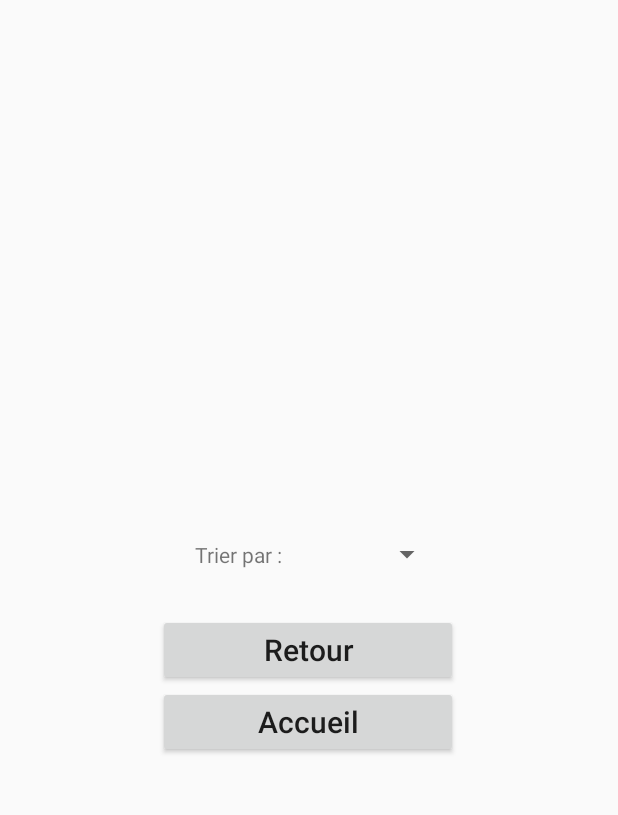
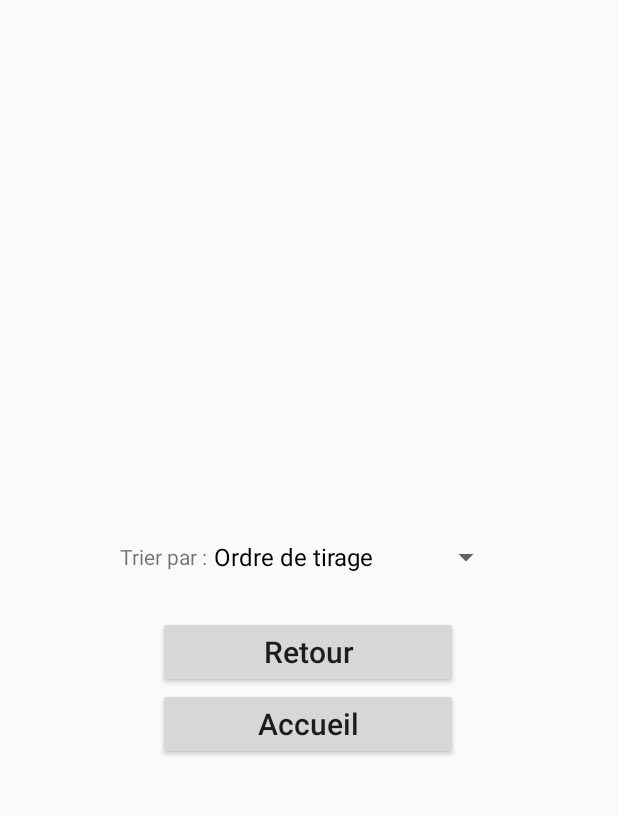
Before and after one commit to alexandreBoy/LotoQuinote, an Android app: the DrawListActivity screen opened directly, with no data from a screen before it, on a phone screen of 412 x 824 dp, the part 195-1010 px from its top. Run offline under Robolectric (Android 15) with nearby library versions, the phone set to English and light mode, and no system bars; Roboto replaces fonts that are not available here; 2 statements that could not run were skipped.

Commit message:
Remplissage du Spinner avec les choix de tri

```diff
--- a/app/src/main/java/com/alexandre/boyer/lotoquinote/controller/DrawListActivity.java
+++ b/app/src/main/java/com/alexandre/boyer/lotoquinote/controller/DrawListActivity.java
@@ -13,6 +13,8 @@ import android.view.ViewGroup;
 import android.widget.ArrayAdapter;
 import android.widget.Button;
 import android.widget.GridView;
+import android.widget.Spinner;
+import android.widget.SpinnerAdapter;
 import android.widget.TextView;
 
 import com.alexandre.boyer.lotoquinote.R;
@@ -26,6 +28,7 @@ public class DrawListActivity extends AppCompatActivity
 {
     private Button mBackButton;
     private Button mHomeButton;
+    private Spinner mSpinner;
     private Tirage mDraw = new Tirage();
 
     @Override
@@ -36,6 +39,7 @@ public class DrawListActivity extends AppCompatActivity
 
         mBackButton = findViewById(R.id.drawListBackButton);
         mHomeButton = findViewById(R.id.drawListHomeButton);
+        mSpinner = findViewById(R.id.drawListSpinner);
 
         GridView gv = (GridView) findViewById(R.id.drawListGridView);
 
@@ -70,5 +74,9 @@ public class DrawListActivity extends AppCompatActivity
 
         ArrayAdapter<Number> gridViewArrayAdapter = new ArrayAdapter<Number>(this, android.R.layout.simple_list_item_1, mDraw.getDraw());
         gv.setAdapter(gridViewArrayAdapter);
+
+        ArrayAdapter<CharSequence> spinnerAdapter = ArrayAdapter.createFromResource(this, R.array.sort_array, android.R.layout.simple_spinner_dropdown_item);
+        spinnerAdapter.setDropDownViewResource(android.R.layout.simple_spinner_dropdown_item);
+        mSpinner.setAdapter(spinnerAdapter);
     }
 }
--- a/app/src/main/res/layout/activity_draw_list.xml
+++ b/app/src/main/res/layout/activity_draw_list.xml
@@ -49,26 +49,52 @@
         android:orientation="vertical"
         app:layout_constraintGuide_begin="350dp" />
 
+    <androidx.constraintlayout.widget.Guideline
+        android:id="@+id/drawListGuideline3"
+        android:layout_width="wrap_content"
+        android:layout_height="wrap_content"
+        android:orientation="vertical"
+        app:layout_constraintGuide_begin="70dp" />
+
+    <androidx.constraintlayout.widget.Guideline
+        android:id="@+id/drawListGuideline4"
+        android:layout_width="wrap_content"
+        android:layout_height="wrap_content"
+        android:orientation="vertical"
+        app:layout_constraintGuide_begin="320dp" />
+
+    <androidx.constraintlayout.widget.Guideline
+        android:id="@+id/drawListGuideline5"
+        android:layout_width="wrap_content"
+        android:layout_height="wrap_content"
+        android:orientation="horizontal"
+        app:layout_constraintGuide_begin="410dp" />
+
+    <androidx.constraintlayout.widget.Guideline
+        android:id="@+id/drawListGuideline6"
+        android:layout_width="wrap_content"
+        android:layout_height="wrap_content"
+        android:orientation="horizontal"
+        app:layout_constraintGuide_begin="460dp" />
+
 
     <TextView
         android:id="@+id/drawListSortText"
         android:layout_width="wrap_content"
         android:layout_height="wrap_content"
         android:text="@string/drawListSort"
-        android:layout_marginTop="30dp"
-        android:layout_marginStart="80dp"
-        android:layout_marginLeft="80dp"
-        app:layout_constraintTop_toBottomOf="@+id/drawListGridView"
-        app:layout_constraintLeft_toLeftOf="@+id/drawListGuideline1"/>
+        app:layout_constraintTop_toBottomOf="@+id/drawListGuideline5"
+        app:layout_constraintBottom_toTopOf="@+id/drawListGuideline6"
+        app:layout_constraintLeft_toLeftOf="@+id/drawListGuideline3"/>
 
     <Spinner
         android:id="@+id/drawListSpinner"
-        android:layout_width="100dp"
+        android:layout_width="200dp"
         android:layout_height="wrap_content"
-        android:layout_marginTop="27dp"
-        app:layout_constraintTop_toBottomOf="@+id/drawListGridView"
-        app:layout_constraintLeft_toLeftOf="@+id/drawListSortText"
-        app:layout_constraintRight_toRightOf="@+id/drawListGuideline2" />
+        app:layout_constraintTop_toBottomOf="@+id/drawListGuideline5"
+        app:layout_constraintBottom_toTopOf="@+id/drawListGuideline6"
+        app:layout_constraintLeft_toRightOf="@+id/drawListSortText"
+        app:layout_constraintRight_toRightOf="@+id/drawListGuideline4" />
 
     <Button
         android:id="@+id/drawListBackButton"
--- a/app/src/main/res/values/strings.xml
+++ b/app/src/main/res/values/strings.xml
@@ -17,4 +17,10 @@
     <string name="drawListSort">Trier par :</string>
     <string name="drawListBackButton">Retour</string>
     <string name="drawListHomeButton">Accueil</string>
+    <string-array name="sort_array">
+        <item>Ordre de tirage</item>
+        <item>Dizaines</item>
+        <item>Ordre croissant</item>
+        <item>Ordre décroissant</item>
+    </string-array>
 </resources>
```
